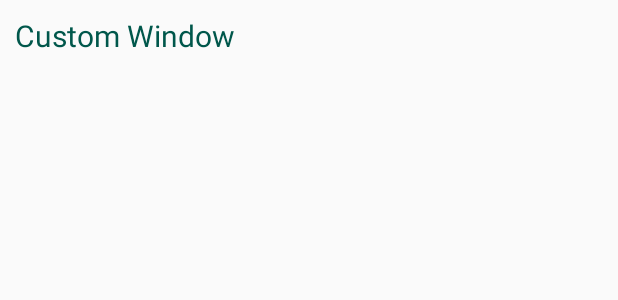
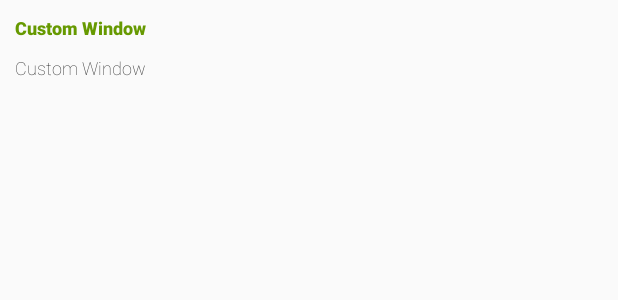
Before and after one commit to josejesusgarciajr/Travel-App, an Android app: the layout custom_marker.xml on its own in the app's theme, with its tools: preview values and no code run, on a phone screen of 412 x 824 dp. Shown: the top 300 px of the screen. Run offline under Robolectric (Android 15) with nearby library versions, the phone set to English and light mode, and no system bars.

Commit message:
User can dynamically add pins with custom marker window

```diff
--- a/TravelApp/app/build.gradle
+++ b/TravelApp/app/build.gradle
@@ -30,6 +30,7 @@ dependencies {
     implementation 'androidx.appcompat:appcompat:1.0.2'
     implementation 'androidx.core:core-ktx:1.0.2'
     implementation 'com.google.android.gms:play-services-maps:16.1.0'
+    implementation 'com.google.android.gms:play-services-location:11.8.0'
     implementation 'com.google.maps.android:android-maps-utils:0.5'
     testImplementation 'junit:junit:4.12'
     androidTestImplementation 'androidx.test:runner:1.1.1'
--- a/TravelApp/app/src/main/res/layout/custom_marker.xml
+++ b/TravelApp/app/src/main/res/layout/custom_marker.xml
@@ -6,13 +6,27 @@
     android:layout_height="match_parent">
 
     <TextView
-        android:id="@+id/window1"
+        android:id="@+id/header"
         android:layout_width="wrap_content"
         android:layout_height="wrap_content"
-        android:textSize="20sp"
+        android:layout_marginLeft="10dp"
         android:layout_marginTop="10dp"
+        android:fontFamily="sans-serif-medium"
+        android:text="Custom Window"
+        android:textColor="@android:color/holo_green_dark"
+        android:textSize="12sp"
+        android:textStyle="bold" />
+
+    <TextView
+        android:id="@+id/body"
+        android:layout_width="wrap_content"
+        android:layout_height="wrap_content"
         android:layout_marginLeft="10dp"
-        android:textColor="@color/colorPrimaryDark"
-        android:text="Custom Window"/>
+        android:layout_marginTop="10dp"
+        android:fontFamily="sans-serif-thin"
+        android:inputType="textMultiLine"
+        android:text="Custom Window"
+        android:textColor="@android:color/black"
+        android:textSize="12sp" />
 
 </LinearLayout>
```
Also changed, not shown: TravelApp/app/src/main/java/j/edu/travel_app/CustomInfo.kt (deleted, +0 -26 lines), TravelApp/app/src/main/java/j/edu/travel_app/CustomMarker.kt (added, +35 -0 lines), TravelApp/app/src/main/java/j/edu/travel_app/MapsActivity.kt (+21 -24 lines), TravelApp/app/src/main/java/j/edu/travel_app/Place.kt (added, +8 -0 lines).
